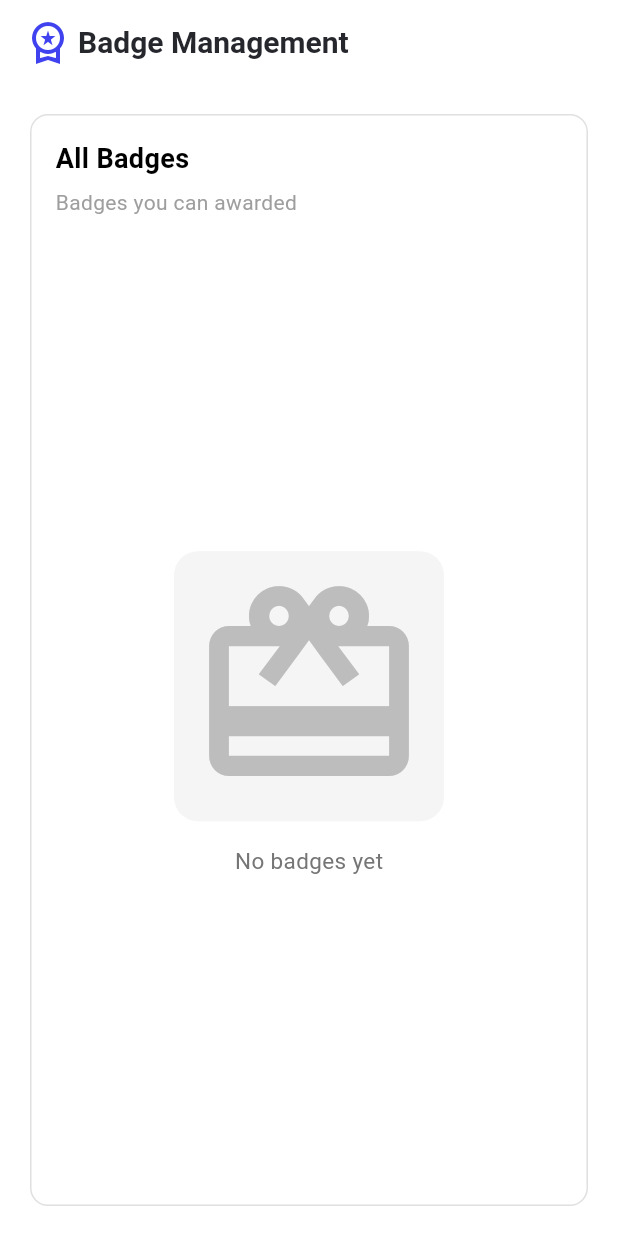
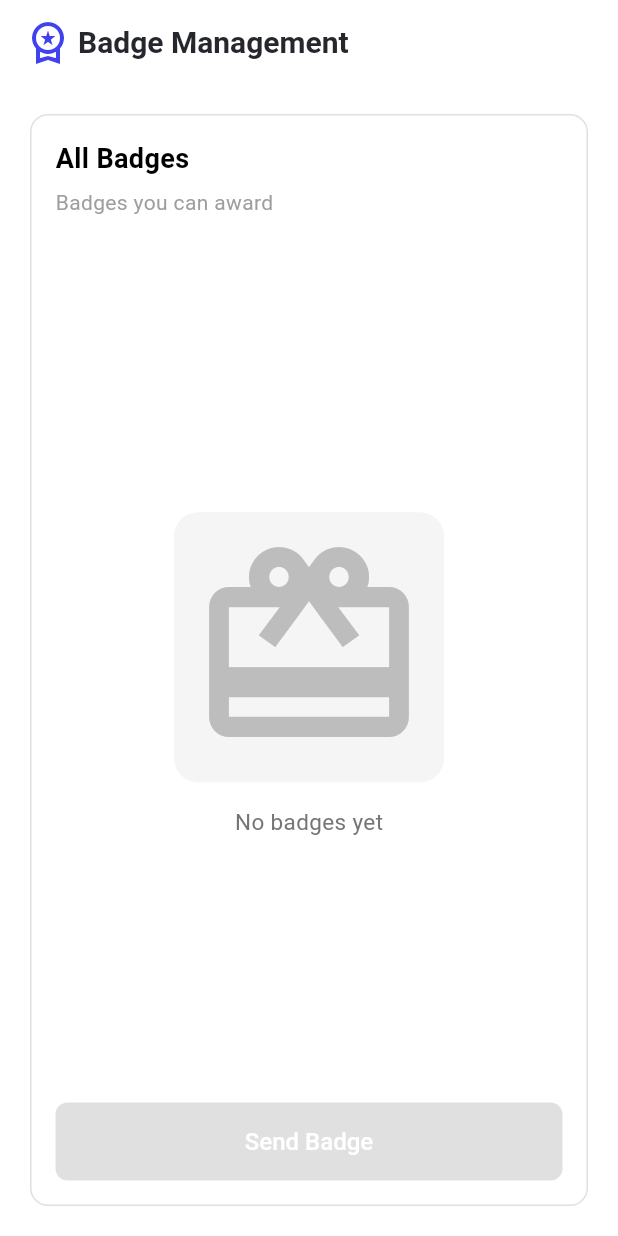
Before and after one commit to FSDTeam-SAA/flutter_ursffiver, a Flutter app: the GetAllBadgesScreen screen opened directly, on a phone screen of 412 x 824 dp. Run offline on Flutter 3.47's test engine with Material 3 defaults, Android fonts, the light colour scheme and no system bars; our stand-ins replace another_flushbar, dartz, dio, file_picker, flutter_secure_storage, get and 5 more; accounts and stored records are empty; network calls fail; Roboto replaces fonts that are missing (NotoSansKR, roboto).

Commit message:
refactor: Remove unused GetAllBadgesController and streamline badge selection UI

```diff
--- a/lib/features/badges/presentation/screen/get_all_badges_screen.dart
+++ b/lib/features/badges/presentation/screen/get_all_badges_screen.dart
@@ -1,186 +1,3 @@
-// import 'package:flutter/material.dart';
-// import 'package:flutter_ursffiver/features/badges/controller/get_all_badges_controller.dart';
-// import 'package:get/get.dart';
-// import '../../../../core/theme/app_gap.dart';
-// import '../../../badges/model/badge_model.dart';
-// import 'package:flutter_ursffiver/core/theme/app_colors.dart';
-
-// class GetAllBadgesScreen extends StatelessWidget {
-//   const GetAllBadgesScreen({super.key});
-
-//   @override
-//   Widget build(BuildContext context) {
-//     final controller = Get.put(GetAllBadgesController());
-
-//     return Scaffold(
-//       backgroundColor: Colors.white,
-//       appBar: AppBar(
-//         backgroundColor: Colors.white,
-//         elevation: 0,
-//         centerTitle: false,
-//         title: const Text(
-//           "All Badge",
-//           style: TextStyle(
-//             fontSize: 22,
-//             fontWeight: FontWeight.bold,
-//             color: Colors.black,
-//           ),
-//         ),
-//       ),
-//       body: SingleChildScrollView(
-//         padding: const EdgeInsets.all(8),
-//         child: Column(
-//           crossAxisAlignment: CrossAxisAlignment.start,
-//           children: [
-//             const Text(
-//               "Select a badge for a awarded",
-//               style: TextStyle(
-//                 fontSize: 14,
-//                 color: Colors.black54,
-//                 height: 1.4,
-//               ),
-//             ),
-//             Gap.h20,
-
-//             const Text(
-//               "Badge Types",
-//               style: TextStyle(fontSize: 18, fontWeight: FontWeight.w700),
-//             ),
-//             Gap.h12,
-
-//             Obx(() {
-//               return Container(
-//                 width: double.infinity,
-//                 padding: const EdgeInsets.symmetric(horizontal: 8),
-//                 decoration: BoxDecoration(
-//                   color: Colors.white,
-//                   borderRadius: BorderRadius.circular(12),
-//                   border: Border.all(color: Colors.grey.shade300),
-//                 ),
-//                 child: ListView.separated(
-//                   shrinkWrap: true,
-//                   physics: const NeverScrollableScrollPhysics(),
-//                   itemCount: controller.badges.length,
-//                   separatorBuilder: (_, __) => const SizedBox(height: 0),
-//                   itemBuilder: (context, index) {
-//                     final item = controller.badges[index];
-//                     return GestureDetector(
-//                       onTap: () => controller.selectBadge(item.id),
-//                       child: BadgeTile(item: item),
-//                     );
-//                   },
-//                 ),
-//               );
-//             }),
-
-//             Gap.h20,
-
-//             Obx(() {
-//               return SizedBox(
-//                 height: 52,
-//                 width: double.infinity,
-//                 child: ElevatedButton(
-//                   style: ElevatedButton.styleFrom(
-//                     backgroundColor: controller.selectedBadgeId.isEmpty
-//                         ? Colors.grey
-//                         : AppColors.primarybutton,
-//                     foregroundColor: Colors.black,
-//                     shape: RoundedRectangleBorder(
-//                       borderRadius: BorderRadius.circular(4),
-//                       side: const BorderSide(color: Colors.grey, width: 1),
-//                     ),
-//                   ),
-//                   onPressed: controller.selectedBadgeId.isEmpty
-//                       ? null
-//                       : () {
-//                           // You can send the selected badge here
-//                           debugPrint(
-//                             "Selected Badge ID: ${controller.selectedBadgeId.value}",
-//                           );
-//                         },
-//                   child: const Text(
-//                     "Send Badge",
-//                     style: TextStyle(
-//                       fontSize: 16,
-//                       fontWeight: FontWeight.w600,
-//                       color: Colors.white,
-//                     ),
-//                   ),
-//                 ),
-//               );
-//             }),
-
-//             Gap.h40,
-//           ],
-//         ),
-//       ),
-//     );
-//   }
-// }
-
-// class BadgeTile extends StatelessWidget {
-//   final BadgeModel item;
-//   const BadgeTile({super.key, required this.item});
-
-//   @override
-//   Widget build(BuildContext context) {
-//     final controller = Get.find<GetAllBadgesController>();
-
-//     return Obx(() {
-//       final bool isSelected = controller.selectedBadgeId.value == item.id;
-
-//       return Card(
-//         shape: RoundedRectangleBorder(
-//           borderRadius: BorderRadius.circular(4),
-//           side: BorderSide(
-//             color: isSelected ? AppColors.primarybutton : Colors.grey.shade300,
-//             width: isSelected ? 2 : 1,
-//           ),
-//         ),
-//         margin: const EdgeInsets.symmetric(vertical: 4),
-//         child: Padding(
-//           padding: const EdgeInsets.symmetric(horizontal: 12, vertical: 12),
-//           child: Row(
-//             children: [
-//               CircleAvatar(
-//                 radius: 20,
-//                 backgroundColor: item.badgeColor.withOpacity(0.15),
-//                 child: Icon(item.badgeIcon, color: item.badgeColor, size: 22),
-//               ),
-//               const SizedBox(width: 12),
-
-//               Expanded(
-//                 child: Column(
-//                   crossAxisAlignment: CrossAxisAlignment.start,
-//                   children: [
-//                     Text(
-//                       item.name,
-//                       style: const TextStyle(
-//                         fontSize: 16,
-//                         fontWeight: FontWeight.w600,
-//                       ),
-//                     ),
-//                     Text(
-//                       item.info,
-//                       style: const TextStyle(
-//                         fontSize: 13,
-//                         color: Colors.black54,
-//                       ),
-//                     ),
-//                   ],
-//                 ),
-//               ),
-
-//               if (isSelected)
-//                 const Icon(Icons.check_circle, color: Colors.green, size: 24),
-//             ],
-//           ),
-//         ),
-//       );
-//     });
-//   }
-// }
-
 import 'package:flutter/material.dart';
 import 'package:flutter_ursffiver/features/badges/controller/all_badges_controller.dart';
 import 'package:flutter_ursffiver/features/badges/presentation/widget/all_badges_recorn_widget.dart';
@@ -198,6 +15,7 @@ class GetAllBadgesScreen extends StatefulWidget {
 
 class _GetAllBadgesScreenState extends State<GetAllBadgesScreen> {
   late AllBadgesController badgeController;
+  String? selectedBadgeId;
 
   @override
   void initState() {
@@ -231,21 +49,7 @@ class _GetAllBadgesScreenState extends State<GetAllBadgesScreen> {
         ),
         centerTitle: false,
       ),
-
-      // Removed TabBar and TabBarView — now only main widget
-      body: const AllBadgesRecordWidget(),
-    );
-  }
-}
-
-class AllBadgesRecordWidget extends StatelessWidget {
-  const AllBadgesRecordWidget({super.key});
-
-  @override
-  Widget build(BuildContext context) {
-    final controller = Get.find<AllBadgesController>();
-
-    return Padding(
+      body: Padding(
         padding: const EdgeInsets.all(20.0),
         child: Container(
           padding: const EdgeInsets.all(16),
@@ -267,15 +71,16 @@ class AllBadgesRecordWidget extends StatelessWidget {
               ),
               const SizedBox(height: 6),
               const Text(
-              "Badges you can awarded",
+                "Badges you can award",
                 style: TextStyle(fontSize: 14, color: Colors.grey),
               ),
               Gap.h20,
 
-            Obx(() {
-              if (controller.allBadges.isEmpty) {
-                return Expanded(
-                  child: Center(
+              Expanded(
+                child: Obx(() {
+                  final badges = badgeController.allBadges;
+                  if (badges.isEmpty) {
+                    return Center(
                       child: Column(
                         mainAxisAlignment: MainAxisAlignment.center,
                         children: [
@@ -302,21 +107,59 @@ class AllBadgesRecordWidget extends StatelessWidget {
                           ),
                         ],
                       ),
-                  ),
                     );
                   }
 
-              return Expanded(
-                child: ListView.builder(
-                  itemCount: controller.allBadges.length,
+                  return ListView.builder(
+                    itemCount: badges.length,
                     itemBuilder: (context, index) {
-                    final badge = controller.allBadges[index];
-                    return AllBadgesRecornWidget(badge: badge,);
+                      final badge = badges[index];
+                      final isSelected = badge.id == selectedBadgeId;
+
+                      return AllBadgesRecornWidget(
+                        badge: badge,
+                        isSelected: isSelected,
+                        onTap: () {
+                          setState(() {
+                            selectedBadgeId =
+                                isSelected ? null : badge.id; // toggle selection
+                          });
                         },
-                ),
+                      );
+                    },
                   );
                 }),
+              ),
+
+              SizedBox(
+                width: double.infinity,
+                height: 52,
+                child: ElevatedButton(
+                  onPressed: selectedBadgeId != null
+                      ? () {
+                          final selectedBadge = badgeController.allBadges
+                              .firstWhere((b) => b.id == selectedBadgeId);
+                          print("Selected Badge: ${selectedBadge.name}");
+                        }
+                      : null,
+                  style: ElevatedButton.styleFrom(
+                    backgroundColor: AppColors.primarybutton,
+                    foregroundColor: Colors.black,
+                    elevation: 2,
+                    shape: RoundedRectangleBorder(
+                      borderRadius: BorderRadius.circular(8),
+                    ),
+                  ),
+                  child: Text(
+                    "Send Badge",
+                    style: AppText.mdMedium_16_500.copyWith(
+                      color: Colors.white,
+                    ),
+                  ),
+                ),
+              ),
             ],
+          ),
         ),
       ),
     );
```
Also changed, not shown: lib/features/badges/controller/get_all_badges_controller.dart (deleted, +0 -73 lines), lib/features/badges/presentation/widget/all_badges_recorn_widget.dart (+41 -33 lines). Lines whose indentation alone changed are shown as unchanged.
